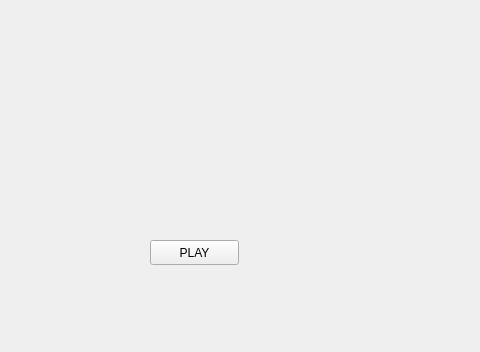
Old version of the form MainWindow.ui in the repository davjd/music-player; both pictures show x 100 to 580 and y 0 to 352 of the 800 by 480 pixel window.
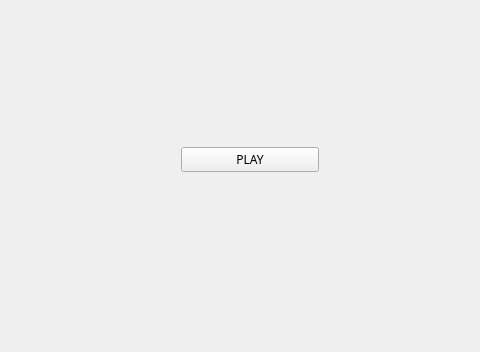
New version of the form.

```diff
--- a/MainWindow.ui
+++ b/MainWindow.ui
@@ -14,18 +14,30 @@
    <string>MainWindow</string>
   </property>
   <widget class="QWidget" name="centralWidget">
-   <widget class="QPushButton" name="pushButton">
+   <widget class="QWidget" name="horizontalLayoutWidget">
     <property name="geometry">
      <rect>
-      <x>250</x>
-      <y>240</y>
-      <width>89</width>
-      <height>25</height>
+      <x>270</x>
+      <y>120</y>
+      <width>160</width>
+      <height>80</height>
      </rect>
     </property>
+    <layout class="QHBoxLayout" name="horizontalLayout">
+     <item>
+      <widget class="QPushButton" name="pushButton">
+       <property name="font">
+        <font>
+         <family>Waree</family>
+         <underline>false</underline>
+        </font>
+       </property>
     <property name="text">
      <string>PLAY</string>
     </property>
+      </widget>
+     </item>
+    </layout>
    </widget>
   </widget>
  </widget>
```
Lines whose indentation alone changed are shown as unchanged.
